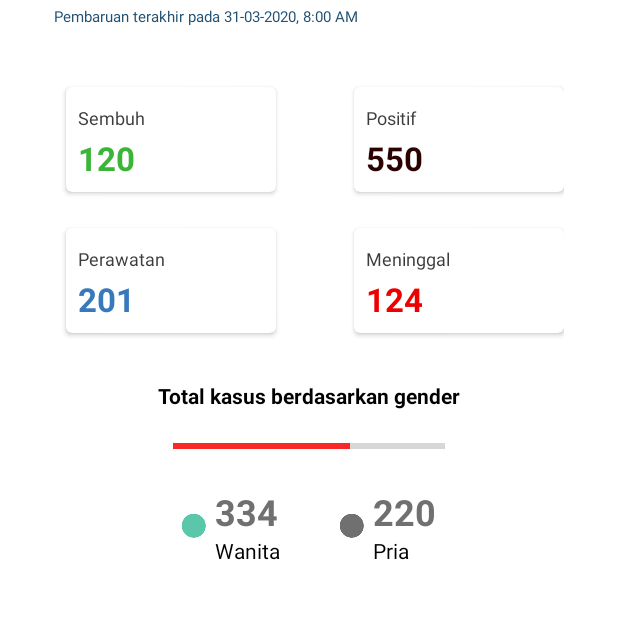
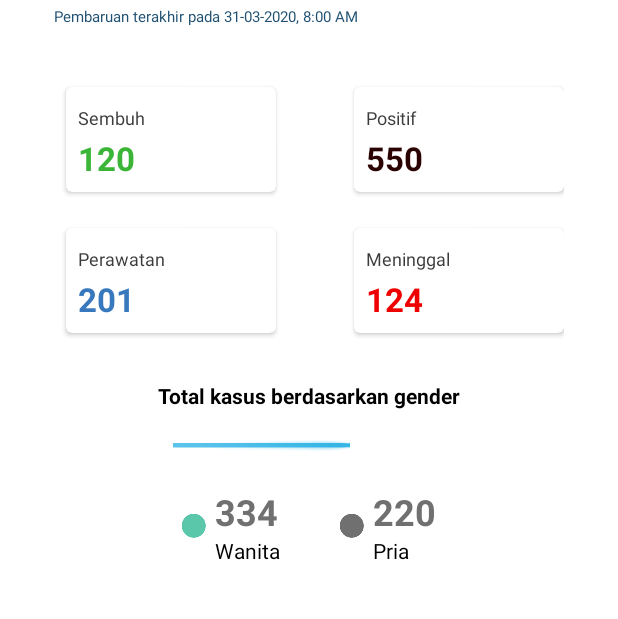
Before and after one commit to satriyoaji/android-covid19, an Android app: the HomeActivity screen opened directly, with no data from a screen before it, on a phone screen of 412 x 824 dp, the part 369-988 px from its top. Run offline under Robolectric (Android 15) with nearby library versions, the phone set to English and light mode, and no system bars.

Commit message:
change progress bar layout

```diff
--- a/app/src/main/res/layout/activity_home.xml
+++ b/app/src/main/res/layout/activity_home.xml
@@ -302,7 +302,7 @@
               <ProgressBar
                   android:layout_marginHorizontal="10dp"
                   android:id="@+id/pb_persentase_gender"
-                  style="@android:style/Widget.Material.ProgressBar.Horizontal"
+                  style="@android:style/Widget.Holo.ProgressBar.Horizontal"
                   android:maxHeight="24dp"
                   android:layout_width="match_parent"
                   android:layout_height="wrap_content"
```
